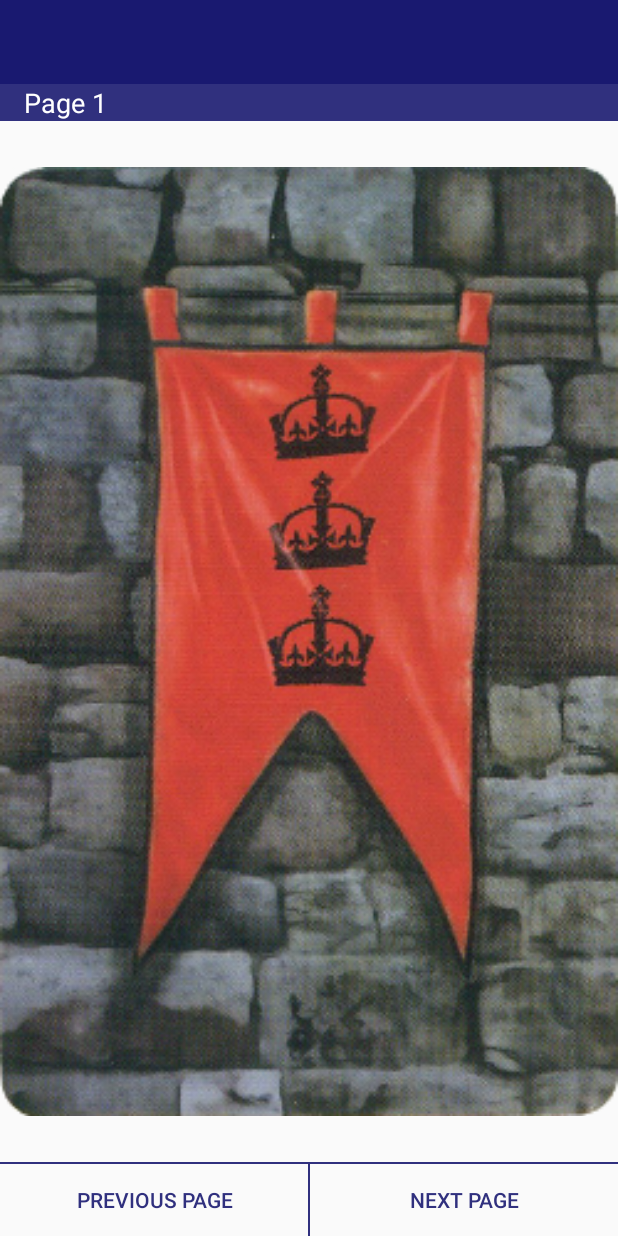
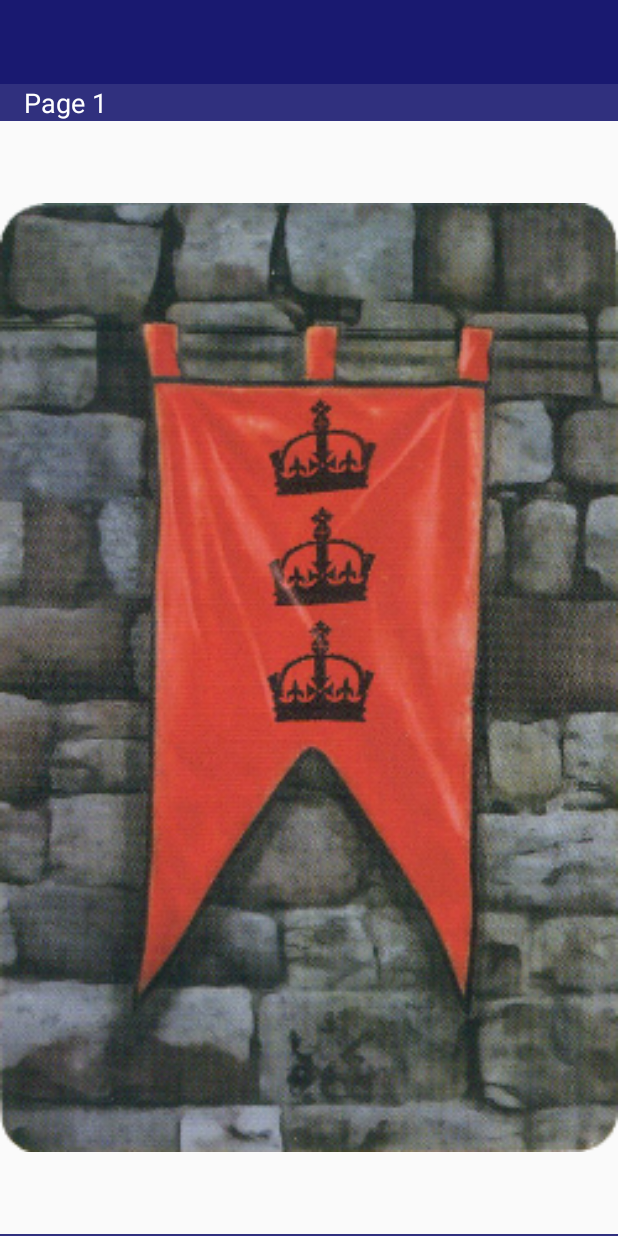
Before and after one commit to GearoidSugrue/FYP-Avalon, an Android app: the layout instructions.xml on its own in the app's theme, with its tools: preview values and no code run, on a phone screen of 412 x 824 dp. Run offline under Robolectric (Android 15) with nearby library versions, the phone set to English and light mode, and no system bars.

Commit message:
Fix some GUI bugs

```diff
--- a/app/src/main/java/com/example/gearoid/testchatapp/game/gamedialogfragments/QuestResultFragment.java
+++ b/app/src/main/java/com/example/gearoid/testchatapp/game/gamedialogfragments/QuestResultFragment.java
@@ -112,7 +112,7 @@ public class QuestResultFragment extends DialogFragment {
 
         Toolbar mActionBarToolbar = (Toolbar) rootView.findViewById(R.id.frag_questVoteResult_toolbar);
         mActionBarToolbar.setTitle("Quest " + quest.getValue() + " Result" + leaderText);
-        mActionBarToolbar.setLogo(getResources().getDrawable(R.drawable.icon_questmember));
+        mActionBarToolbar.setLogo(getResources().getDrawable(R.drawable.icon_questvote));
 
         success = getResources().getDrawable(R.drawable.misc_success);
         fail = getResources().getDrawable(R.drawable.misc_fail);
--- a/app/src/main/java/com/example/gearoid/testchatapp/game/gamedialogfragments/QuestVoteFragment.java
+++ b/app/src/main/java/com/example/gearoid/testchatapp/game/gamedialogfragments/QuestVoteFragment.java
@@ -79,7 +79,7 @@ public class QuestVoteFragment extends DialogFragment {
 
         Toolbar mActionBarToolbar = (Toolbar) rootView.findViewById(R.id.frag_questVote_toolbar);
         mActionBarToolbar.setTitle("Quest " + questNumber);
-        mActionBarToolbar.setLogo(getResources().getDrawable(R.drawable.icon_questvote));
+        mActionBarToolbar.setLogo(getResources().getDrawable(R.drawable.icon_questmember));
 
         image1 = (ImageView) rootView.findViewById(R.id.imageView_questVote1);
         image2 = (ImageView) rootView.findViewById(R.id.imageView_questVote2);
--- a/app/src/main/java/com/example/gearoid/testchatapp/game/gamesetup/GameSetupActivity.java
+++ b/app/src/main/java/com/example/gearoid/testchatapp/game/gamesetup/GameSetupActivity.java
@@ -253,7 +253,7 @@ public class GameSetupActivity extends ActionBarActivity implements CharacterLis
 
             if(numOfPlayersTest < 5){//Testing purposes.
                 Player testPlayer1 = new Player();
-                testPlayer1.userName = "Tester1";
+                testPlayer1.userName = "Chris";
                 Session.serverAllPlayers.add(testPlayer1);
             }
 
--- a/app/src/main/res/layout/instructions.xml
+++ b/app/src/main/res/layout/instructions.xml
@@ -45,38 +45,4 @@
         android:gravity="center_horizontal"
         android:background="@color/MidnightBlueLight" />
 
-    <LinearLayout xmlns:android="http://schemas.android.com/apk/res/android"
-        android:layout_width="fill_parent"
-        android:layout_height="wrap_content"
-        android:orientation="horizontal"
-        android:layout_gravity="bottom"
-        android:layout_weight="0">
-        <Button
-            android:layout_width="0dp"
-            android:layout_height="wrap_content"
-            android:layout_weight="1"
-            android:text="Previous Page"
-            android:textAllCaps="true"
-            android:textColor="@color/MidnightBlueLight"
-            style="?android:attr/borderlessButtonStyle"
-            android:id="@+id/button_previousPage"/>
-
-        <View
-            android:layout_width="1dp"
-            android:layout_height="fill_parent"
-            android:gravity="center_horizontal"
-            android:background="@color/MidnightBlueLight" />
-
-        <Button
-            android:layout_width="0dp"
-            android:layout_height="wrap_content"
-            android:layout_weight="1"
-            android:text="Next Page"
-            android:textAllCaps="true"
-            android:textColor="@color/MidnightBlueLight"
-            style="?android:attr/borderlessButtonStyle"
-            android:id="@+id/button_nextPage"/>
-    </LinearLayout>
-
-
 </LinearLayout>
```
Also changed, not shown: app/src/main/java/com/example/gearoid/testchatapp/game/gamedialogfragments/InstructionsFragment.java (+26 -22 lines), app/src/main/java/com/example/gearoid/testchatapp/game/gamedialogfragments/PlayerCharacterFragment.java (+10 -6 lines), app/src/main/java/com/example/gearoid/testchatapp/multiplayer/Session.java (+16 -0 lines), app/src/main/java/com/example/gearoid/testchatapp/wifidirect/servicediscovery/WiFiDirectServiceActivity.java (+4 -8 lines), app/src/main/res/menu/menu_guidetoolbar.xml (added, +8 -0 lines), 5 other files.
